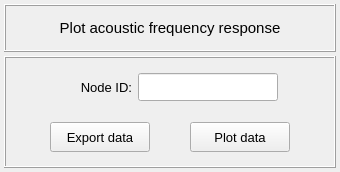
Above: pulse/interface/data/ui_files/plots/results/acoustic/get_acoustic_frequency_response.ui from open-pulse/OpenPulse before the change. Below: the same form after it.
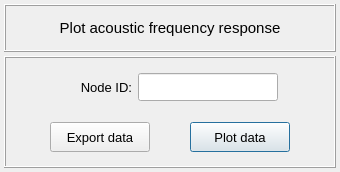
That is the form after the change.

The edit to the form file:
```diff
--- a/pulse/interface/data/ui_files/plots/results/acoustic/get_acoustic_frequency_response.ui
+++ b/pulse/interface/data/ui_files/plots/results/acoustic/get_acoustic_frequency_response.ui
@@ -402,6 +402,9 @@
            <property name="text">
             <string>Plot data</string>
            </property>
+           <property name="default">
+            <bool>true</bool>
+           </property>
           </widget>
          </item>
          <item row="0" column="2">
```
Left out of the diff: 5 changed lines with no effect on the pictures.
